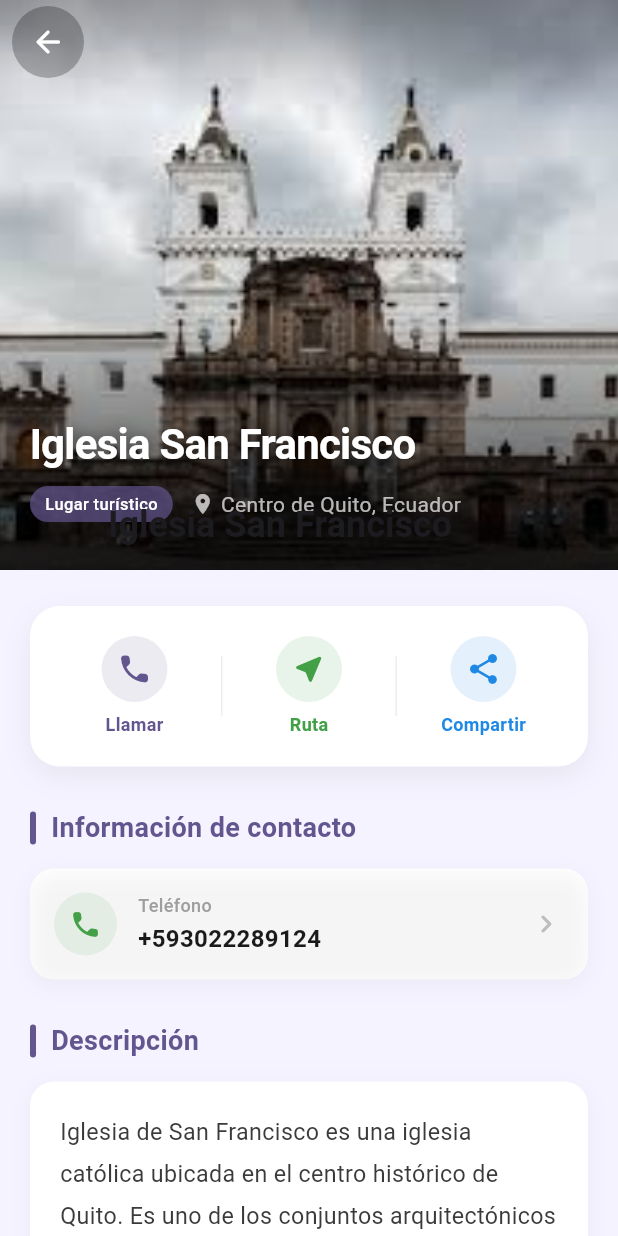
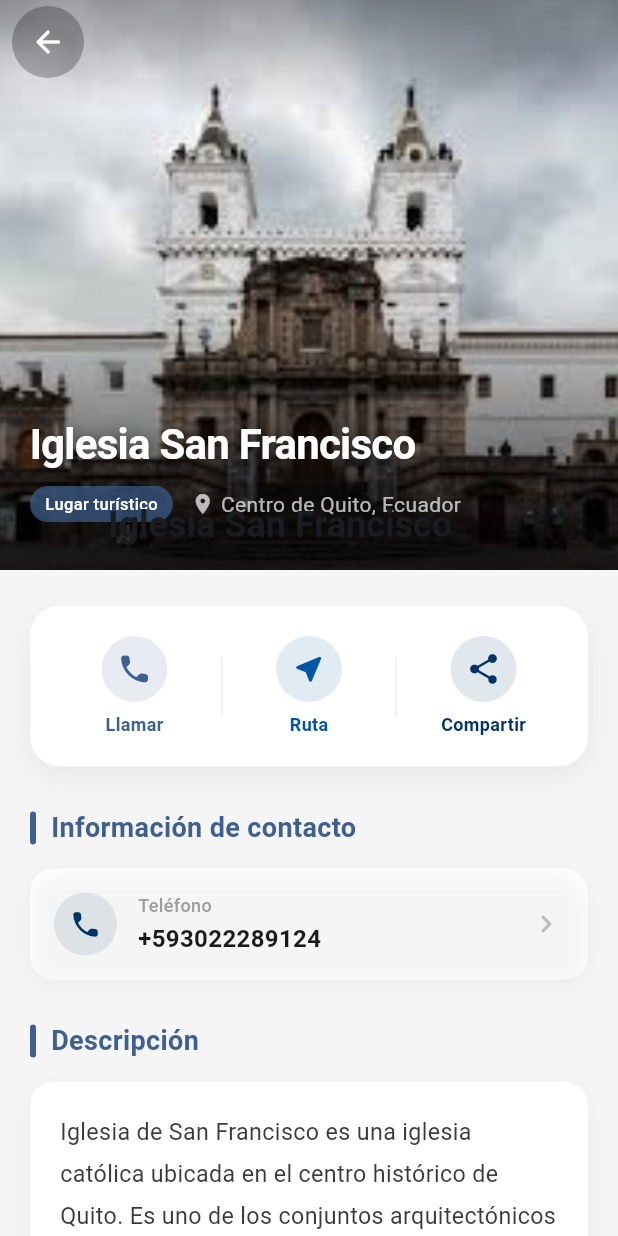
Before and after one commit to Britany1727/quito_turistic, a Flutter app: the screen it shows after launch, after a tap on "Iglesia San Francisco", on a phone screen of 412 x 824 dp. Run offline on Flutter 3.47's test engine with Material 3 defaults, Android fonts, the phone set to English and light mode, and no system bars; our stand-ins replace share_plus.

```diff
--- a/lib/main.dart
+++ b/lib/main.dart
@@ -13,7 +13,7 @@
       title: 'Quito Turístico',
       theme: ThemeData(
         colorScheme: ColorScheme.fromSeed(
-          seedColor: const Color(0xFF7C4DFF),
+          seedColor: const Color(0xFF003366),
           brightness: Brightness.light,
         ),
         useMaterial3: true,
@@ -22,7 +22,7 @@
           elevation: 0,
           scrolledUnderElevation: 3,
         ),
-        scaffoldBackgroundColor: const Color(0xFFF5F3FF),
+        scaffoldBackgroundColor: const Color(0xFFF5F5F5),
       ),
       home: const HomeScreen(),
     );
--- a/lib/screens/home_screen.dart
+++ b/lib/screens/home_screen.dart
@@ -155,7 +155,7 @@
           flexibleSpace: Container(
             decoration: const BoxDecoration(
               gradient: LinearGradient(
-              colors: [Color(0xFF7C4DFF), Color(0xFFB388FF)],
+                colors: [Color.fromARGB(255, 9, 56, 95), Colors.blueAccent],
                 begin: Alignment.topLeft,
                 end: Alignment.bottomRight,
               ),
--- a/lib/screens/lugar_detail_screen.dart
+++ b/lib/screens/lugar_detail_screen.dart
@@ -183,7 +183,7 @@
                   const SizedBox(height: 14),
                   _InfoTile(
                     icon: Icons.phone_rounded,
-                    iconColor: const Color(0xFF43A047),
+                    iconColor: const Color(0xFF003366),
                     title: 'Teléfono',
                     subtitle: lugar.telefono,
                     onTap: () => _call(context),
@@ -227,7 +227,7 @@
                         style: TextStyle(fontSize: 15, fontWeight: FontWeight.w600),
                       ),
                       style: ElevatedButton.styleFrom(
-                        backgroundColor: const Color(0xFF43A047),
+                        backgroundColor: const Color(0xFF003366),
                         foregroundColor: Colors.white,
                         elevation: 0,
                         padding: const EdgeInsets.symmetric(vertical: 16),
@@ -246,8 +246,8 @@
                         style: TextStyle(fontSize: 15, fontWeight: FontWeight.w500),
                       ),
                       style: OutlinedButton.styleFrom(
-                        foregroundColor: const Color(0xFF1E88E5),
-                        side: const BorderSide(color: Color(0xFF1E88E5)),
+                        foregroundColor: const Color(0xFF003366),
+                        side: const BorderSide(color: Color(0xFF003366)),
                         padding: const EdgeInsets.symmetric(vertical: 14),
                         shape: RoundedRectangleBorder(borderRadius: BorderRadius.circular(16)),
                       ),
@@ -301,14 +301,14 @@
           ),
           Container(width: 1, height: 40, color: Colors.grey[200]),
           _QuickAction(
-            color: const Color(0xFF43A047),
+            color: const Color(0xFF0055A5),
             icon: Icons.near_me_rounded,
             label: 'Ruta',
             onTap: onRoute,
           ),
           Container(width: 1, height: 40, color: Colors.grey[200]),
           _QuickAction(
-            color: const Color(0xFF1E88E5),
+            color: const Color(0xFF003366),
             icon: Icons.share_rounded,
             label: 'Compartir',
             onTap: onShare,
--- a/lib/widgets/lugares_card.dart
+++ b/lib/widgets/lugares_card.dart
@@ -147,11 +147,14 @@
                   const SizedBox(height: 14),
                   Row(
                     children: [
-                      Expanded(child: _ActionButton(color: colorScheme.primary, icon: Icons.call_rounded, label: 'Llamar', onTap: _call)),
+                      Expanded(child: _ActionButton(
+                        color: colorScheme.primary,
+                        icon: Icons.call_rounded,
+                        label: 'Llamar', onTap: _call)),
                       const SizedBox(width: 6),
-                      Expanded(child: _ActionButton(color: const Color(0xFF43A047), icon: Icons.near_me_rounded, label: 'Ruta', onTap: _route)),
+                      Expanded(child: _ActionButton(color: const Color(0xFF0055A5), icon: Icons.near_me_rounded, label: 'Ruta', onTap: _route)),
                       const SizedBox(width: 6),
-                      Expanded(child: _ActionButton(color: const Color(0xFF1E88E5), icon: Icons.share_rounded, label: 'Compartir', onTap: _share)),
+                      Expanded(child: _ActionButton(color: const Color(0xFF003366), icon: Icons.share_rounded, label: 'Compartir', onTap: _share)),
                     ],
                   ),
                   const SizedBox(height: 12),
```
Also changed, not shown: 1 other file. Lines whose indentation alone changed are shown as unchanged.
